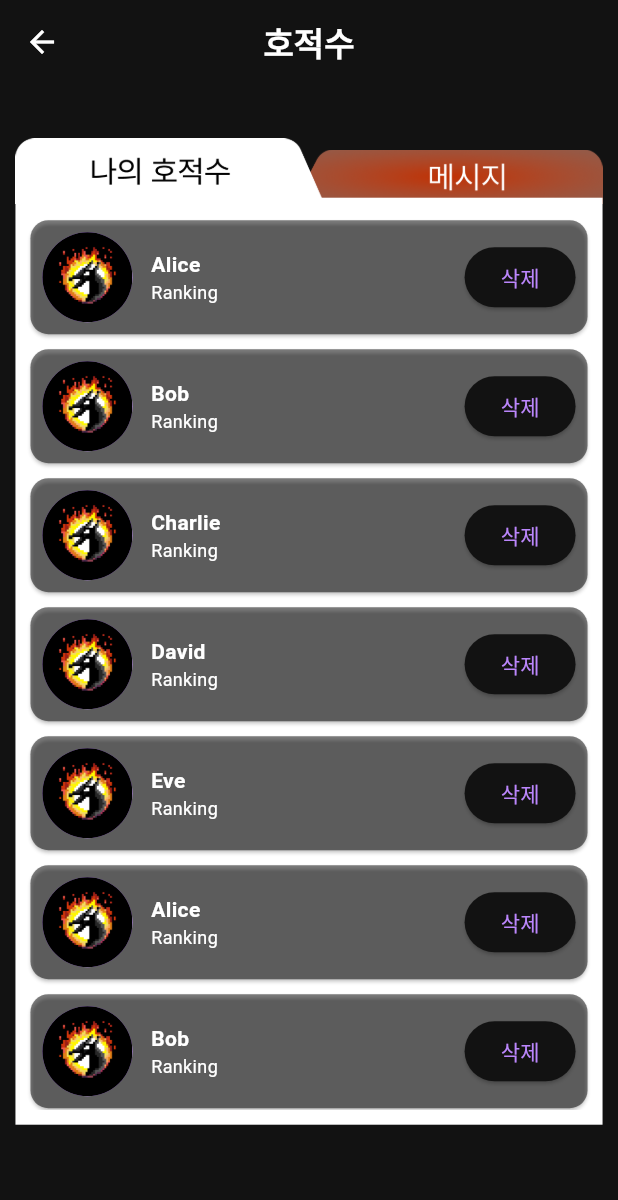
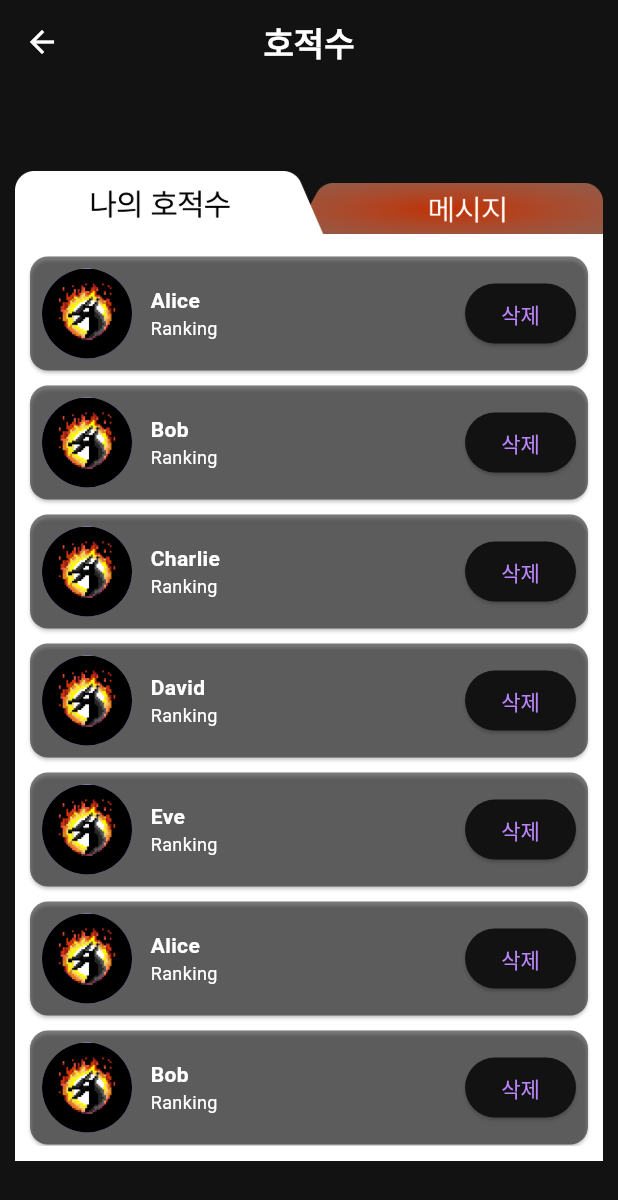
Before and after one commit to yaonggod/dragon-fire, a Flutter app: the FriendScreen screen opened directly, on a phone screen of 412 x 824 dp. Shown: the top 1200 px of the screen. Run offline on Flutter 3.47's test engine with Material 2 defaults, Android fonts, the phone set to English and light mode, and no system bars; our stand-ins replace flutter_dotenv, flutter_secure_storage, google_sign_in, lottie; missing offline and left inert: flutter_naver_login, stomp_dart_client; accounts and stored records are empty.

Commit message:
:iphone: Design: 화면 비율에 맞춘 버튼 UI 변경
- 화면 비율에 맞도록 UI 변경

```diff
--- a/frontend/lib/screens/friend_screen.dart
+++ b/frontend/lib/screens/friend_screen.dart
@@ -166,9 +166,10 @@ class _FriendScreenState extends State<FriendScreen> {
         children: [
           if (friendSelected == true)
             Positioned(
-              top: MediaQuery.of(context).size.height * 53 / 1000,
-              width: MediaQuery.of(context).size.width * 10 / 20,
-              right: MediaQuery.of(context).size.width * 1 / 40,
+              top: 66,
+              width: (MediaQuery.of(context).size.width- 20.0) / 1.9,
+              height: 35,
+              right: 10.0,
               child: GestureDetector(
                 onTap: () {
                   setState(() {
@@ -176,15 +177,18 @@ class _FriendScreenState extends State<FriendScreen> {
                   });
                 },
                 child: Image.asset(
+
                   'lib/assets/icons/friendState1_1.png',
+                  fit: BoxFit.fill,
                 ),
               ),
             ),
           if (friendSelected == true)
             Positioned(
-              top: MediaQuery.of(context).size.height * 22 / 500,
-              width: MediaQuery.of(context).size.width * 10 / 20,
-              left: MediaQuery.of(context).size.width * 1 / 40,
+              top: 58,
+              width: (MediaQuery.of(context).size.width- 20.0) / 1.9,
+              height: 44,
+              left: 10.0,
               child: GestureDetector(
                 onTap: () {
                   setState(() {
@@ -192,15 +196,18 @@ class _FriendScreenState extends State<FriendScreen> {
                   });
                 },
                 child: Image.asset(
+
                   'lib/assets/icons/friendState1.png',
+                  fit: BoxFit.fill
                 ),
               ),
             ),
           if (friendSelected == false)
             Positioned(
-              top: MediaQuery.of(context).size.height * 53 / 1000,
-              width: MediaQuery.of(context).size.width * 10 / 20,
-              left: MediaQuery.of(context).size.width * 1 / 40,
+              top: 66,
+              width: (MediaQuery.of(context).size.width- 20.0) / 1.9,
+              height: 35,
+              left: 10.0,
               child: GestureDetector(
                 onTap: () {
                   setState(() {
@@ -209,14 +216,16 @@ class _FriendScreenState extends State<FriendScreen> {
                 },
                 child: Image.asset(
                   'lib/assets/icons/friendState2_1.png',
+                  fit: BoxFit.fill
                 ),
               ),
             ),
           if (friendSelected == false)
             Positioned(
-              top: MediaQuery.of(context).size.height * 22 / 500,
-              width: MediaQuery.of(context).size.width * 10 / 20,
-              right: MediaQuery.of(context).size.width * 1 / 40,
+              top: 58,
+              width: (MediaQuery.of(context).size.width- 20.0) / 1.9,
+              height: 44,
+              right: 10.0,
               child: GestureDetector(
                 onTap: () {
                   setState(() {
@@ -225,13 +234,14 @@ class _FriendScreenState extends State<FriendScreen> {
                 },
                 child: Image.asset(
                   'lib/assets/icons/friendState2.png',
+                  fit: BoxFit.fill
                 ),
               ),
             ),
           Positioned(
-            top: MediaQuery.of(context).size.height * 46 / 500,
-            width: MediaQuery.of(context).size.width * 38 / 40,
-            left: MediaQuery.of(context).size.width * 1 / 40,
+            top: 100.0,
+            width: MediaQuery.of(context).size.width -20.0,
+            left: 10.0,
             child: SingleChildScrollView(
               child: Column(
                 children: [
```
